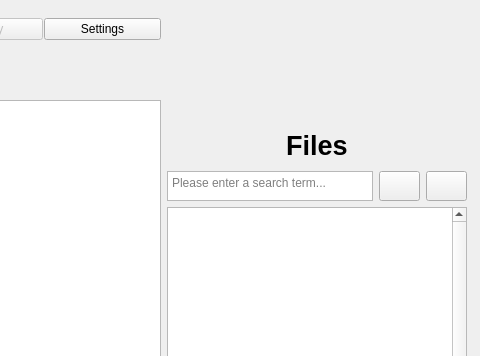
Above: gui/definitions/ui/nucdetect.ui from SilMon/NucDetect before the change; both pictures show x 559 to 1039 and y 0 to 356 of the 1039 by 800 pixel window. Below: the same form after it.
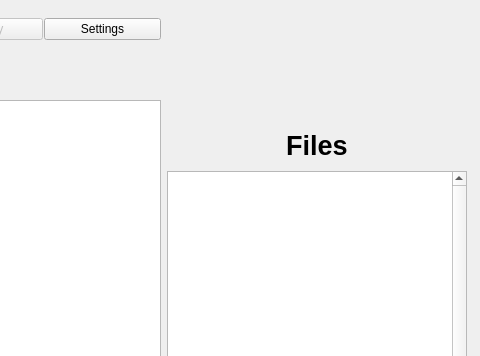
That is the form after the change. Icons and pictures are not drawn.

```diff
--- a/gui/definitions/ui/nucdetect.ui
+++ b/gui/definitions/ui/nucdetect.ui
@@ -227,7 +227,7 @@
        </layout>
       </item>
       <item>
-       <layout class="QVBoxLayout" name="verticalLayout_2" stretch="0,0,0,0,0">
+       <layout class="QVBoxLayout" name="verticalLayout_2" stretch="0,0,0,0">
         <property name="sizeConstraint">
          <enum>QLayout::SetDefaultConstraint</enum>
         </property>
@@ -304,55 +304,6 @@
           </property>
          </widget>
         </item>
-        <item>
-         <layout class="QHBoxLayout" name="horizontalLayout_5" stretch="5,1,1">
-          <item>
-           <widget class="QTextEdit" name="te_search">
-            <property name="sizePolicy">
-             <sizepolicy hsizetype="Preferred" vsizetype="Preferred">
-              <horstretch>0</horstretch>
-              <verstretch>0</verstretch>
-             </sizepolicy>
-            </property>
-            <property name="minimumSize">
-             <size>
-              <width>0</width>
-              <height>30</height>
-             </size>
-            </property>
-            <property name="placeholderText">
-             <string>Please enter a search term...</string>
-            </property>
-           </widget>
-          </item>
-          <item>
-           <widget class="QPushButton" name="btn_search">
-            <property name="minimumSize">
-             <size>
-              <width>30</width>
-              <height>30</height>
-             </size>
-            </property>
-            <property name="text">
-             <string/>
-            </property>
-           </widget>
-          </item>
-          <item>
-           <widget class="QPushButton" name="btn_clear_search">
-            <property name="minimumSize">
-             <size>
-              <width>30</width>
-              <height>30</height>
-             </size>
-            </property>
-            <property name="text">
-             <string/>
-            </property>
-           </widget>
-          </item>
-         </layout>
-        </item>
         <item>
          <widget class="QListView" name="list_images">
           <property name="sizePolicy">
```
